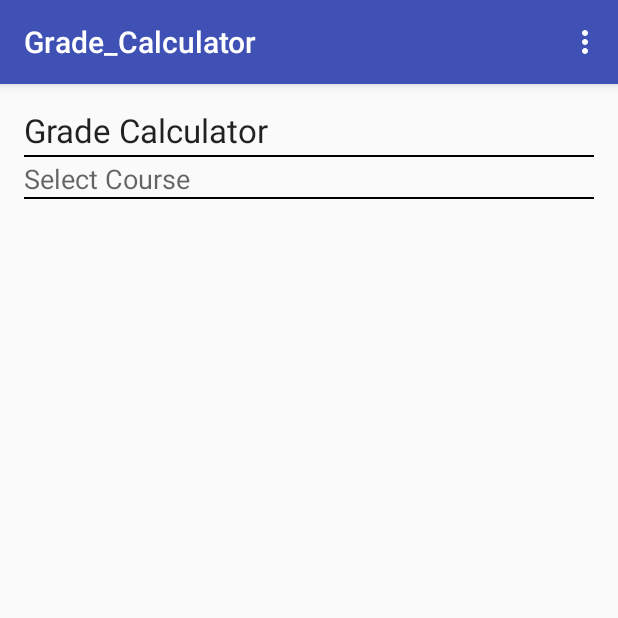
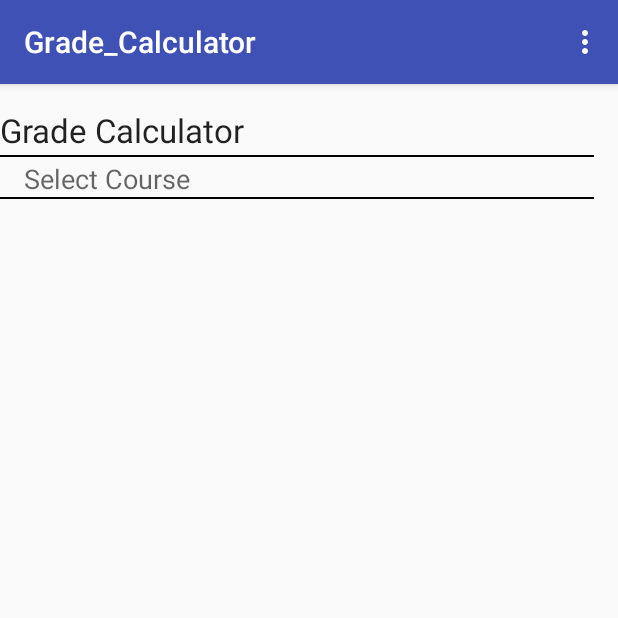
Before and after one commit to kaylebug1/Grade_Calculator, an Android app: the screen it shows after launch (MainActivity), on a phone screen of 412 x 824 dp, the top half of it. Run offline under Robolectric (Android 15) with nearby library versions, the phone set to English and light mode, and no system bars.

Commit message:
fixing padding

```diff
--- a/app/src/main/res/layout/content_main.xml
+++ b/app/src/main/res/layout/content_main.xml
@@ -6,7 +6,6 @@
     android:layout_width="match_parent"
     android:layout_height="match_parent"
     android:paddingBottom="@dimen/activity_vertical_margin"
-    android:paddingLeft="@dimen/activity_horizontal_margin"
     android:paddingRight="@dimen/activity_horizontal_margin"
     android:paddingTop="@dimen/activity_vertical_margin"
     app:layout_behavior="@string/appbar_scrolling_view_behavior"
@@ -34,6 +33,7 @@
         android:layout_width="wrap_content"
         android:layout_height="wrap_content"
         android:textAppearance="?android:attr/textAppearanceMedium"
+        android:paddingLeft="@dimen/activity_horizontal_margin"
         android:text="Select Course"
         android:id="@+id/textView2" />
 
@@ -41,6 +41,7 @@
         android:layout_width="wrap_content"
         android:layout_height="1dp"
         android:background="@android:color/black"
+        android:paddingLeft="@dimen/activity_horizontal_margin"
         android:id="@+id/view" />
 
 </LinearLayout>
```
